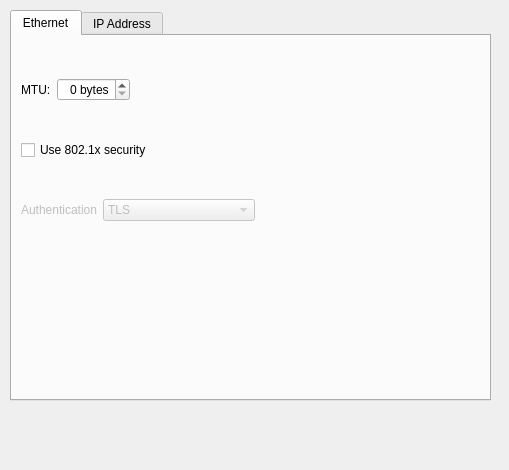
First picture: the form in widgets/wiredsettingswidget.ui, repository KDE/networkmanagement, before the edit.
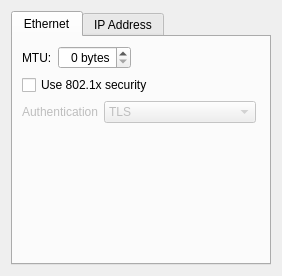
Second picture: the form after the edit.

Commit message: UI files polish, make them resize properly and set initial sizes to something seemingly sensible.

```diff
--- a/widgets/wiredsettingswidget.ui
+++ b/widgets/wiredsettingswidget.ui
@@ -5,19 +5,13 @@
    <rect>
     <x>0</x>
     <y>0</y>
-    <width>509</width>
-    <height>470</height>
+    <width>282</width>
+    <height>276</height>
    </rect>
   </property>
+  <layout class="QVBoxLayout" name="verticalLayout_5" >
+   <item>
   <widget class="QTabWidget" name="m_wiredSettings" >
-   <property name="geometry" >
-    <rect>
-     <x>10</x>
-     <y>10</y>
-     <width>481</width>
-     <height>391</height>
-    </rect>
-   </property>
    <property name="currentIndex" >
     <number>0</number>
    </property>
@@ -25,15 +19,8 @@
     <attribute name="title" >
      <string>Ethernet</string>
     </attribute>
-    <widget class="QWidget" name="verticalLayoutWidget" >
-     <property name="geometry" >
-      <rect>
-       <x>9</x>
-       <y>9</y>
-       <width>461</width>
-       <height>211</height>
-      </rect>
-     </property>
+      <layout class="QVBoxLayout" name="verticalLayout_3" >
+       <item>
      <layout class="QVBoxLayout" name="verticalLayout" >
       <item>
        <layout class="QHBoxLayout" name="horizontalLayout_2" >
@@ -132,21 +119,28 @@
        </layout>
       </item>
      </layout>
-    </widget>
+       </item>
+       <item>
+        <spacer name="verticalSpacer" >
+         <property name="orientation" >
+          <enum>Qt::Vertical</enum>
+         </property>
+         <property name="sizeHint" stdset="0" >
+          <size>
+           <width>20</width>
+           <height>125</height>
+          </size>
+         </property>
+        </spacer>
+       </item>
+      </layout>
    </widget>
    <widget class="QWidget" name="ipSettings" >
     <attribute name="title" >
      <string>IP Address</string>
     </attribute>
-    <widget class="QWidget" name="verticalLayoutWidget_2" >
-     <property name="geometry" >
-      <rect>
-       <x>10</x>
-       <y>10</y>
-       <width>451</width>
-       <height>341</height>
-      </rect>
-     </property>
+      <layout class="QVBoxLayout" name="verticalLayout_4" >
+       <item>
      <layout class="QVBoxLayout" name="verticalLayout_2" >
       <item>
        <layout class="QHBoxLayout" name="horizontalLayout_5" >
@@ -276,21 +270,12 @@
        </layout>
       </item>
      </layout>
-     <zorder>m_addressLabel</zorder>
-     <zorder>horizontalLayoutWidget_3</zorder>
-     <zorder>m_addressView</zorder>
-     <zorder>horizontalLayoutWidget_4</zorder>
-     <zorder>m_removeAddressButton</zorder>
-     <zorder>horizontalLayoutWidget_5</zorder>
-     <zorder>label_5</zorder>
-     <zorder>horizontalLayoutWidget_5</zorder>
-     <zorder>lineEdit</zorder>
-     <zorder>label_6</zorder>
-     <zorder>horizontalLayoutWidget_5</zorder>
-     <zorder>horizontalLayoutWidget_6</zorder>
-    </widget>
-   </widget>
-  </widget>
+       </item>
+      </layout>
+     </widget>
+    </widget>
+   </item>
+  </layout>
  </widget>
  <resources/>
  <connections/>
```
Lines whose indentation alone changed are shown as unchanged. The commit also changes 2 other files.
